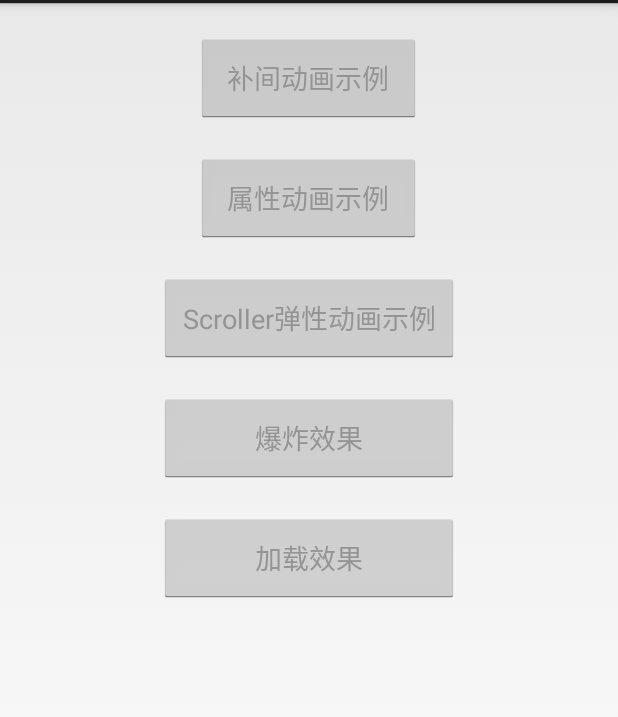
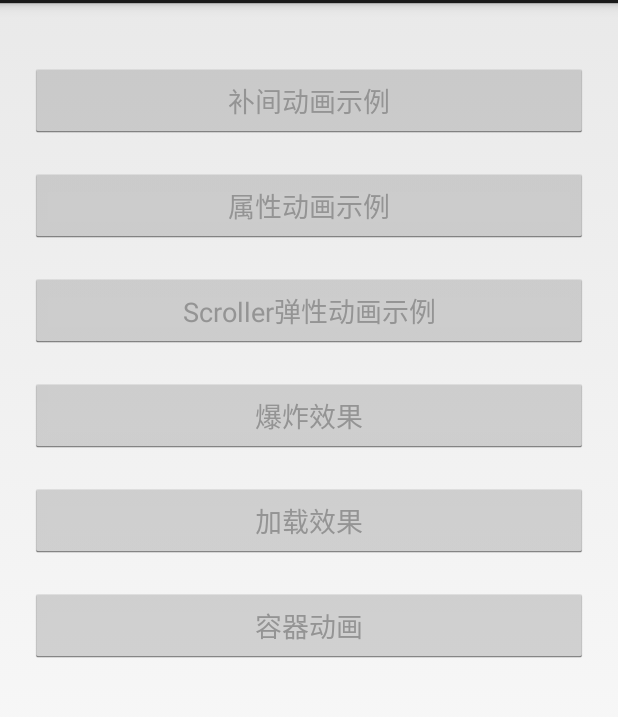
Before and after one commit to nicolechen325/AppAnimation, an Android app: the screen it shows after launch (MainActivity before the commit, DispatcherActivity after it), on a phone screen of 412 x 824 dp, the part 69-786 px from its top. Run offline under Robolectric (Android 15) with nearby library versions, the phone set to English and light mode, and no system bars.

Commit message:
优化代码结构

```diff
--- /dev/null
+++ b/app/src/main/java/com/pa/chen/animation/DispatcherActivity.java
@@ -0,0 +1,95 @@
+package com.pa.chen.animation;
+
+import android.app.Activity;
+import android.content.Intent;
+import android.os.Bundle;
+import android.view.View;
+import android.widget.Button;
+
+import com.pa.chen.animation.sample.ScrollerActivity;
+import com.pa.chen.animation.explosion.ExplosionActivity;
+import com.pa.chen.animation.loading.LoadingActivity;
+import com.pa.chen.animation.sample.PropertyAnimActivity;
+import com.pa.chen.animation.sample.TweenAnimActivity;
+
+//动画主页面
+public class DispatcherActivity extends Activity {
+    Button mBtnProperty;
+    Button mBtnTween;
+    Button mBtnScroller;
+
+    Button mBtnExplosion;
+    Button mBtnShowLoading;
+    Button mBtnContainer;
+    @Override
+    protected void onCreate(Bundle savedInstanceState) {
+        super.onCreate(savedInstanceState);
+        setContentView(R.layout.act_main);
+        mBtnProperty = (Button) findViewById(R.id.btn_anim_property);
+        mBtnTween = (Button) findViewById(R.id.btn_anim_tween);
+        mBtnScroller= (Button) findViewById(R.id.btn_scroller);
+        mBtnExplosion = (Button) findViewById(R.id.btn_explosion);
+        mBtnShowLoading = (Button) findViewById(R.id.btn_showloading);
+        mBtnContainer = (Button) findViewById(R.id.btn_container);
+
+//        mBtnProperty.setOnClickListener(new View.OnClickListener() {
+//            @Override
+//            public void onClick(View v) {
+//
+//            }
+//        });
+//        mBtnTween.setOnClickListener(new View.OnClickListener() {
+//            @Override
+//            public void onClick(View v) {
+//
+//            }
+//        });
+//        mBtnScroller.setOnClickListener(new View.OnClickListener() {
+//            @Override
+//            public void onClick(View v) {
+//
+//            }
+//        });
+//        mBtnExplosion.setOnClickListener(new View.OnClickListener() {
+//            @Override
+//            public void onClick(View v) {
+//                startActivity(new Intent(DispatcherActivity.this, ExplosionActivity.class));
+//            }
+//        });
+//        mBtnShowLoading.setOnClickListener(new View.OnClickListener() {
+//            @Override
+//            public void onClick(View v) {
+//                startActivity(new Intent(DispatcherActivity.this, LoadingActivity.class));
+//            }
+//        });
+//        mBtnContainer.setOnClickListener(new View.OnClickListener() {
+//            @Override
+//            public void onClick(View v) {
+//                startActivity(new Intent(DispatcherActivity.this, ));
+//            }
+//        });
+    }
+
+    public void btnPropertyAnim(View view) {
+        startActivity(new Intent(DispatcherActivity.this, PropertyAnimActivity.class));
+    }
+
+    public void btnTweenAnim(View view) {
+        startActivity(new Intent(DispatcherActivity.this, TweenAnimActivity.class));
+    }
+    public void btnScroller(View view) {
+        startActivity(new Intent(DispatcherActivity.this, ScrollerActivity.class));
+    }
+
+    public void btnExplosion(View view) {
+        startActivity(new Intent(DispatcherActivity.this, ExplosionActivity.class));
+    }
+    public void btnShowLoading(View view) {
+        startActivity(new Intent(DispatcherActivity.this, LoadingActivity.class));
+    }
+
+    public void btnContainer(View view) {
+        startActivity(new Intent(DispatcherActivity.this, com.pa.chen.animation.container.MainActivity.class));
+    }
+
+}
--- a/app/src/main/java/com/pa/chen/animation/activity/MainActivity.java
+++ /dev/null
@@ -1,65 +0,0 @@
-package com.pa.chen.animation.activity;
-
-import android.app.Activity;
-import android.content.Intent;
-import android.os.Bundle;
-import android.view.View;
-import android.widget.Button;
-
-import com.pa.chen.animation.R;
-import com.pa.chen.animation.explosion.ExplosionActivity;
-import com.pa.chen.animation.loading.LoadingActivity;
-
-//动画主页面
-public class MainActivity extends Activity {
-
-    Button mBtnProperty;
-    Button mBtnTween;
-    Button mBtnScroller;
-    Button mBtnExplosion;
-    Button mBtnShowLoading;
-    @Override
-    protected void onCreate(Bundle savedInstanceState) {
-        super.onCreate(savedInstanceState);
-        setContentView(R.layout.act_main);
-        mBtnScroller= (Button) findViewById(R.id.btn_scroller);
-        mBtnProperty = (Button) findViewById(R.id.btn_anim_property);
-        mBtnTween = (Button) findViewById(R.id.btn_anim_tween);
-        mBtnExplosion = (Button) findViewById(R.id.btn_explosion);
-        mBtnShowLoading = (Button) findViewById(R.id.btn_showloading);
-
-        mBtnShowLoading.setOnClickListener(new View.OnClickListener() {
-            @Override
-            public void onClick(View v) {
-//                startActivity(new Intent(MainActivity.this, LoadingActivity.class));
-                startActivity(new Intent(MainActivity.this, com.pa.chen.animation.container.MainActivity.class));
-            }
-        });
-        mBtnProperty.setOnClickListener(new View.OnClickListener() {
-            @Override
-            public void onClick(View v) {
-                startActivity(new Intent(MainActivity.this, AnimPropertyActivity.class));
-            }
-        });
-        mBtnTween.setOnClickListener(new View.OnClickListener() {
-            @Override
-            public void onClick(View v) {
-                startActivity(new Intent(MainActivity.this, AnimTweenActivity.class));
-            }
-        });
-        mBtnScroller.setOnClickListener(new View.OnClickListener() {
-            @Override
-            public void onClick(View v) {
-                startActivity(new Intent(MainActivity.this, ScrollerActivity.class));
-            }
-        });
-        mBtnExplosion.setOnClickListener(new View.OnClickListener() {
-            @Override
-            public void onClick(View v) {
-                startActivity(new Intent(MainActivity.this, ExplosionActivity.class));
-            }
-        });
-    }
-
-
-}
--- a/app/src/main/java/com/pa/chen/animation/activity/ScrollerActivity.java
+++ b/app/src/main/java/com/pa/chen/animation/sample/ScrollerActivity.java
@@ -1,4 +1,4 @@
-package com.pa.chen.animation.activity;
+package com.pa.chen.animation.sample;
 
 import android.app.Activity;
 import android.os.Bundle;
--- a/app/src/main/java/com/pa/chen/animation/widget/FlowLikeWidget.java
+++ b/app/src/main/java/com/pa/chen/animation/widget/FlowLikeWidget.java
@@ -21,7 +21,6 @@ import com.pa.chen.animation.R;
 import java.util.ArrayList;
 import java.util.List;
 import java.util.Random;
-
 
 //点赞效果动画
 public class FlowLikeWidget extends RelativeLayout {
--- a/app/src/main/java/com/pa/chen/animation/widget/GenericDrawerLayout.java
+++ b/app/src/main/java/com/pa/chen/animation/widget/GenericDrawerLayout.java
@@ -746,7 +746,7 @@ public class GenericDrawerLayout extends FrameLayout {
      * 自动打开抽屉
      */
     private void autoOpenDrawer() {
-        // CLogUtils.d(TAG, "autoOpenDrawer:"+mAnimStatus);
+        // CLogUtils.d(LogTag, "autoOpenDrawer:"+mAnimStatus);
         if (AnimStatus.CLOSING.equals(mAnimStatus)) {
             if (mAnimating.get()) {
                 mAnimating.set(false);
--- a/app/src/main/java/com/pa/chen/animation/widget/ReBoundLayout.java
+++ b/app/src/main/java/com/pa/chen/animation/widget/ReBoundLayout.java
@@ -49,7 +49,8 @@ public class ReBoundLayout extends LinearLayout {
                 int deltaY = mLastMotionY - y;//deltaY
                 Log.d(TAG, deltaY + "");
                 int disY = (int) (2 * (deltaY - 0.5) / 3);
-                beginScroll(0, disY);
+                //scrollBy(0, disY);
+                 beginScroll(0, disY);
                 mLastMotionY = y;
                 break;
             case MotionEvent.ACTION_UP:
@@ -60,6 +61,9 @@ public class ReBoundLayout extends LinearLayout {
     }
 
     protected void reset(int x, int y) {
+        //int dy = y - getScrollY();
+        //mScroller.startScroll(0, getScrollY(), 0, dy, 2000);
+       // invalidate();
         int dy = y - mScroller.getFinalY();
         beginScroll(0, dy);
     }
--- a/app/src/main/java/com/pa/chen/animation/widget/WavesView.java
+++ b/app/src/main/java/com/pa/chen/animation/widget/WavesView.java
@@ -49,7 +49,7 @@ public class WavesView extends View {
             //该动画的改变不利用Matrix，而是利用动画的时间频率去改变View内数组
             @Override
             protected void applyTransformation(float interpolatedTime, Transformation t) {
-                //  CLogUtils.d(TAG,"applyTransformation:"+waveCurWeight);///虽然动画视图一直运行，但是是父视图重绘,需要在本onDraw里invalidate才可以
+                //  CLogUtils.d(LogTag,"applyTransformation:"+waveCurWeight);///虽然动画视图一直运行，但是是父视图重绘,需要在本onDraw里invalidate才可以
                 //满足了5秒钟到顶
                 if (interpolatedTime != lastTiem) {
                     for (int i = 0; i < getWidth(); i++) {
@@ -104,7 +104,7 @@ public class WavesView extends View {
     @Override
     protected void onDraw(Canvas canvas) {
         drawTimes++;//经过测试5秒钟的动画绘制了306次，平均60毫秒绘制一次，但不同的手机在5秒绘制的次数不同,性能低的手机只有100多次
-        //CLogUtils.d(TAG, "onDraw!!=" + drawTimes);
+        //CLogUtils.d(LogTag, "onDraw!!=" + drawTimes);
         if (xOffSet > 0) {
             System.arraycopy(mYPositions, xOffSet, mDestYPositions, 0, mYPositions.length - xOffSet);
             System.arraycopy(mYPositions, 0, mDestYPositions, mYPositions.length - xOffSet, xOffSet);
--- a/app/src/main/res/layout/act_main.xml
+++ b/app/src/main/res/layout/act_main.xml
@@ -1,13 +1,18 @@
 <?xml version="1.0" encoding="utf-8"?>
-<LinearLayout xmlns:android="http://schemas.android.com/apk/res/android"
+<ScrollView  xmlns:android="http://schemas.android.com/apk/res/android"
     android:layout_width="match_parent"
-    android:layout_height="match_parent"
+    android:layout_height="match_parent">
+   <LinearLayout
+       android:layout_width="match_parent"
+       android:layout_height="wrap_content"
+       android:padding="20dp"
        android:orientation="vertical">
 
         <Button
             android:id="@+id/btn_anim_tween"
-        android:layout_width="150dp"
-        android:layout_height="60dp"
+            android:layout_width="match_parent"
+            android:onClick="btnTweenAnim"
+            android:layout_height="50dp"
             android:layout_gravity="center"
             android:layout_marginTop="20dp"
             android:textColor="#949494"
@@ -16,27 +21,30 @@
         <Button
             android:id="@+id/btn_anim_property"
             android:textColor="#949494"
-        android:layout_width="150dp"
-        android:layout_height="60dp"
+            android:layout_width="match_parent"
+            android:layout_height="50dp"
             android:layout_gravity="center"
+            android:onClick="btnPropertyAnim"
             android:layout_marginTop="20dp"
             android:text="属性动画示例" />
 
         <Button
             android:id="@+id/btn_scroller"
             android:textColor="#949494"
-        android:layout_width="200dp"
-        android:layout_height="60dp"
+            android:layout_width="match_parent"
+            android:layout_height="50dp"
             android:layout_gravity="center"
+            android:onClick="btnScroller"
             android:layout_marginTop="20dp"
             android:text="Scroller弹性动画示例" />
 
         <Button
             android:id="@+id/btn_explosion"
             android:textColor="#949494"
-        android:layout_width="200dp"
-        android:layout_height="60dp"
+            android:layout_width="match_parent"
+            android:layout_height="50dp"
             android:layout_gravity="center"
+            android:onClick="btnExplosion"
             android:layout_marginTop="20dp"
             android:text="爆炸效果" />
 
@@ -44,9 +52,23 @@
         <Button
             android:id="@+id/btn_showloading"
             android:textColor="#949494"
-        android:layout_width="200dp"
-        android:layout_height="60dp"
+            android:layout_width="match_parent"
+            android:layout_height="50dp"
+            android:onClick="btnShowLoading"
             android:layout_gravity="center"
             android:layout_marginTop="20dp"
             android:text="加载效果" />
+
+
+        <Button
+            android:id="@+id/btn_container"
+            android:textColor="#949494"
+            android:layout_width="match_parent"
+            android:layout_height="50dp"
+            android:onClick="btnContainer"
+            android:layout_gravity="center"
+            android:layout_marginTop="20dp"
+            android:text="容器动画" />
     </LinearLayout>
+
+</ScrollView>
--- a/app/src/main/res/menu/menu_main.xml
+++ b/app/src/main/res/menu/menu_main.xml
@@ -1,5 +1,5 @@
 <menu xmlns:android="http://schemas.android.com/apk/res/android"
-    xmlns:tools="http://schemas.android.com/tools" tools:context=".MainActivity">
+    xmlns:tools="http://schemas.android.com/tools" tools:context=".DispatcherActivity">
     <item android:id="@+id/action_reset" android:title="action_reset"
         android:orderInCategory="100"  />
 </menu>
```
Also changed, not shown: app/src/main/AndroidManifest.xml (+4 -4 lines), app/src/main/java/com/pa/chen/animation/activity/TAG.java (deleted, +0 -11 lines), app/src/main/java/com/pa/chen/animation/logger/LogTag.java (added, +11 -0 lines), app/src/main/java/com/pa/chen/animation/sample/PropertyAnimActivity.java (renamed from app/src/main/java/com/pa/chen/animation/activity/AnimPropertyActivity.java, +6 -7 lines), app/src/main/java/com/pa/chen/animation/sample/TweenAnimActivity.java (renamed from app/src/main/java/com/pa/chen/animation/activity/AnimTweenActivity.java, +11 -12 lines), 1 other file. Lines whose indentation alone changed are shown as unchanged.
